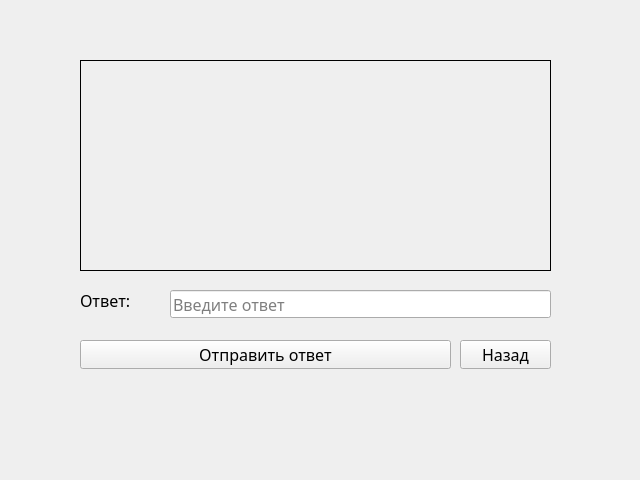
Before: the Qt Designer form Frontend/taskwidget.ui in Svyatofslav/project-TiMP, drawn with Qt 5.
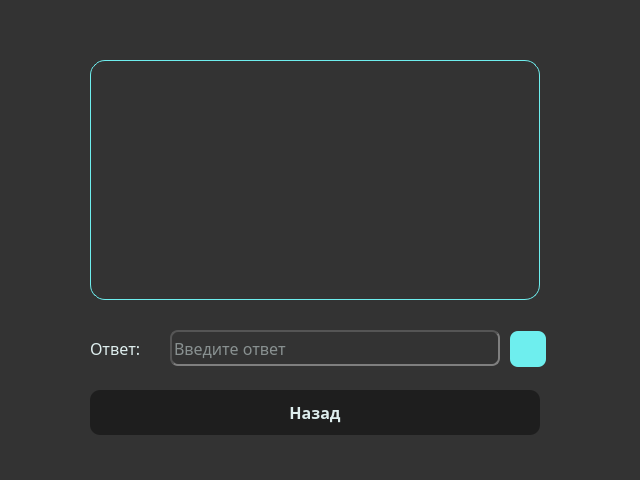
After: the same form once the commit is applied. Icons and pictures are not drawn.

Patch:
```diff
--- a/Frontend/taskwidget.ui
+++ b/Frontend/taskwidget.ui
@@ -19,19 +19,24 @@
   <property name="windowTitle">
    <string>Form</string>
   </property>
+  <property name="styleSheet">
+   <string notr="true">/* Общее*/;
+background-color: rgb(51, 51, 51);
+color: rgb(222, 238, 238)</string>
+  </property>
   <widget class="QLabel" name="labelTaskText">
    <property name="geometry">
     <rect>
-     <x>80</x>
+     <x>90</x>
      <y>60</y>
-     <width>471</width>
-     <height>211</height>
+     <width>450</width>
+     <height>240</height>
     </rect>
    </property>
    <property name="font">
     <font>
-     <family>Sitka</family>
-     <pointsize>13</pointsize>
+     <family>Symbol</family>
+     <pointsize>12</pointsize>
      <hintingpreference>PreferNoHinting</hintingpreference>
     </font>
    </property>
@@ -42,7 +47,9 @@
     <enum>Qt::LayoutDirection::LeftToRight</enum>
    </property>
    <property name="styleSheet">
-    <string notr="true">border: 1px solid black;</string>
+    <string notr="true">border: 1px solid rgb(110, 238, 238);
+border-radius: 15px;
+</string>
    </property>
    <property name="frameShadow">
     <enum>QFrame::Shadow::Plain</enum>
@@ -67,11 +74,26 @@
    <property name="geometry">
     <rect>
      <x>170</x>
-     <y>290</y>
-     <width>381</width>
-     <height>28</height>
+     <y>330</y>
+     <width>330</width>
+     <height>36</height>
     </rect>
    </property>
+   <property name="font">
+    <font>
+     <family>Sitka</family>
+     <pointsize>12</pointsize>
+    </font>
+   </property>
+   <property name="tabletTracking">
+    <bool>false</bool>
+   </property>
+   <property name="styleSheet">
+    <string notr="true">/*Ввод*/;
+border: 2px inset  rgb(85, 85, 85);
+border-radius: 8px;
+</string>
+   </property>
    <property name="placeholderText">
     <string>Введите ответ</string>
    </property>
@@ -79,12 +101,24 @@
   <widget class="QPushButton" name="btnBack">
    <property name="geometry">
     <rect>
-     <x>460</x>
-     <y>340</y>
-     <width>91</width>
-     <height>29</height>
+     <x>90</x>
+     <y>390</y>
+     <width>450</width>
+     <height>45</height>
     </rect>
    </property>
+   <property name="font">
+    <font>
+     <family>Sitka</family>
+     <pointsize>12</pointsize>
+     <bold>true</bold>
+    </font>
+   </property>
+   <property name="styleSheet">
+    <string notr="true">/*Кнопка*/;
+border-radius: 10px;
+background-color: rgb(30, 30, 30);</string>
+   </property>
    <property name="text">
     <string>Назад</string>
    </property>
@@ -95,25 +129,42 @@
   <widget class="QPushButton" name="btnSend">
    <property name="geometry">
     <rect>
-     <x>80</x>
-     <y>340</y>
-     <width>371</width>
-     <height>29</height>
+     <x>510</x>
+     <y>331</y>
+     <width>36</width>
+     <height>36</height>
     </rect>
    </property>
+   <property name="font">
+    <font>
+     <family>Sitka</family>
+     <pointsize>12</pointsize>
+    </font>
+   </property>
+   <property name="styleSheet">
+    <string notr="true">image: url(:/images/Icon/icon_send.png);
+background-color: rgb(110, 238, 238);
+border-radius: 8px;</string>
+   </property>
    <property name="text">
-    <string>Отправить ответ</string>
+    <string/>
    </property>
   </widget>
   <widget class="QLabel" name="label_2">
    <property name="geometry">
     <rect>
-     <x>80</x>
-     <y>290</y>
-     <width>81</width>
-     <height>20</height>
+     <x>90</x>
+     <y>330</y>
+     <width>70</width>
+     <height>36</height>
     </rect>
    </property>
+   <property name="font">
+    <font>
+     <family>Sitka</family>
+     <pointsize>12</pointsize>
+    </font>
+   </property>
    <property name="text">
     <string>Ответ:</string>
    </property>
```
